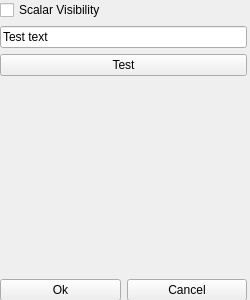
tartarini/MAF3, file Examples/SimpleApp/mafOperationSimpleApp.ui: the form before one commit.
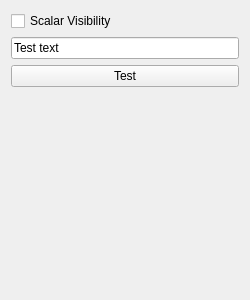
The form after the commit.

Commit message: Added layout to manage the GUI resize.

The edit to the form file:
```diff
--- a/Examples/SimpleApp/mafOperationSimpleApp.ui
+++ b/Examples/SimpleApp/mafOperationSimpleApp.ui
@@ -10,25 +10,27 @@
     <height>300</height>
    </rect>
   </property>
+  <property name="sizePolicy">
+   <sizepolicy hsizetype="Expanding" vsizetype="Expanding">
+    <horstretch>0</horstretch>
+    <verstretch>0</verstretch>
+   </sizepolicy>
+  </property>
   <property name="minimumSize">
    <size>
-    <width>250</width>
+    <width>0</width>
     <height>0</height>
    </size>
   </property>
   <property name="windowTitle">
    <string>Demo Operation</string>
   </property>
-  <widget class="QWidget" name="verticalLayoutWidget">
-   <property name="geometry">
-    <rect>
-     <x>0</x>
-     <y>0</y>
-     <width>247</width>
-     <height>301</height>
-    </rect>
-   </property>
+  <layout class="QVBoxLayout" name="verticalLayout_2">
+   <item>
    <layout class="QVBoxLayout" name="verticalLayout">
+     <property name="sizeConstraint">
+      <enum>QLayout::SetDefaultConstraint</enum>
+     </property>
     <item>
      <widget class="QCheckBox" name="checkScalar">
       <property name="toolTip">
@@ -69,26 +71,9 @@
       </property>
      </spacer>
     </item>
-    <item>
-     <layout class="QHBoxLayout" name="horizontalLayout">
-      <item>
-       <widget class="QPushButton" name="buttonOK">
-        <property name="text">
-         <string>Ok</string>
-        </property>
-       </widget>
-      </item>
-      <item>
-       <widget class="QPushButton" name="buttonCancel">
-        <property name="text">
-         <string>Cancel</string>
-        </property>
-       </widget>
-      </item>
      </layout>
     </item>
    </layout>
-  </widget>
  </widget>
  <resources/>
  <connections/>
```
Lines whose indentation alone changed are shown as unchanged.
